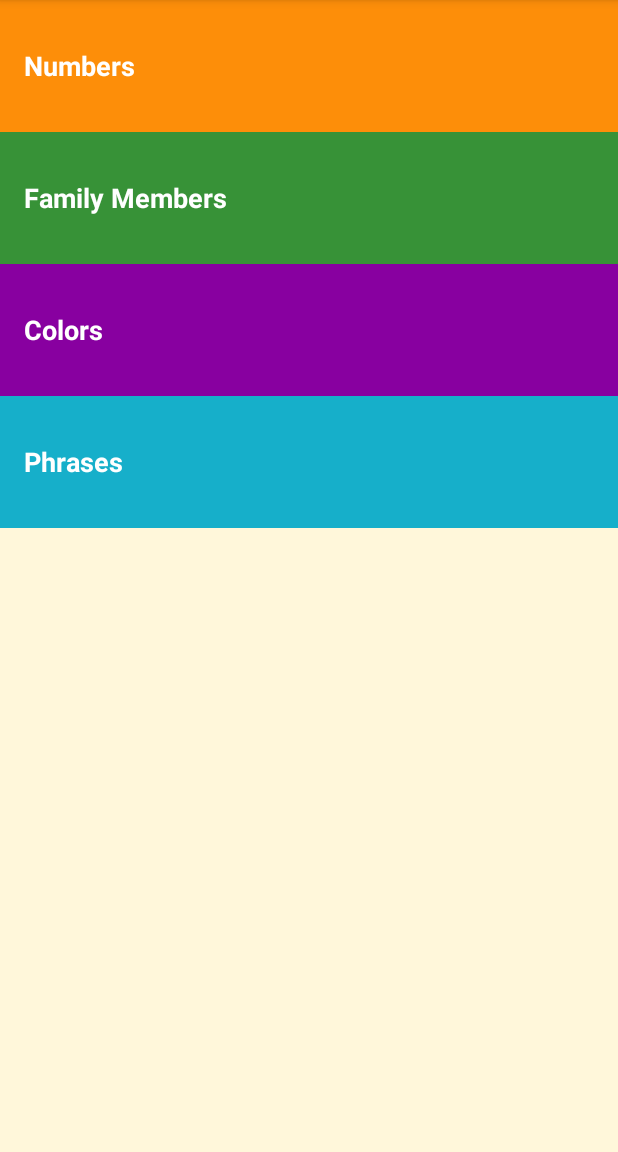
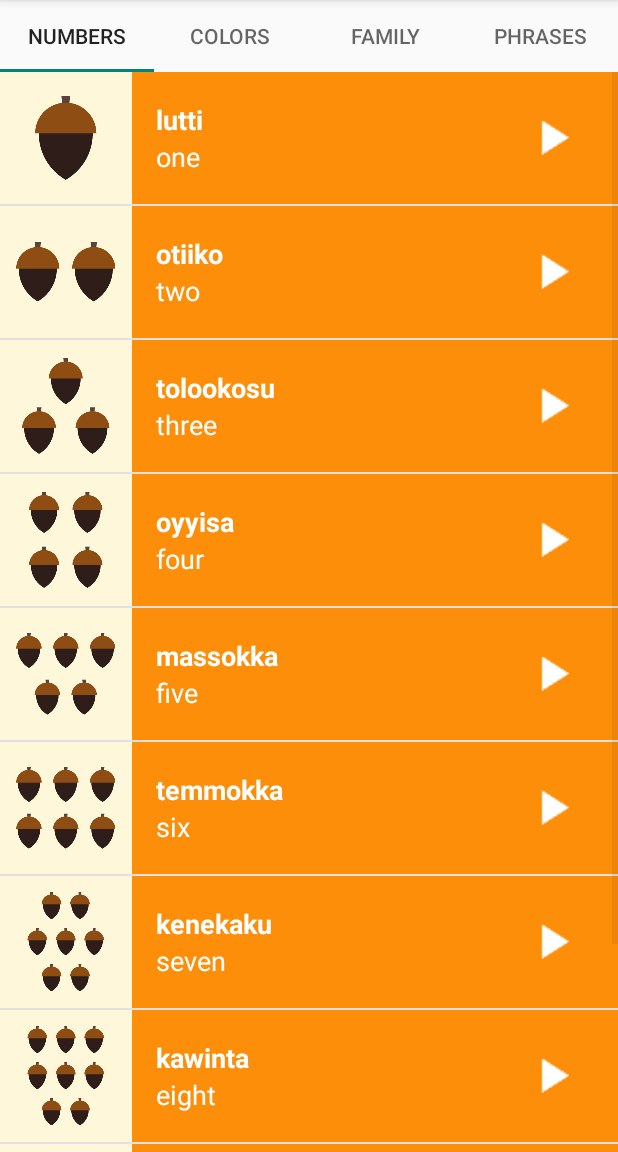
Before and after one commit to mojason-81/miwok, an Android app: the MainActivity screen opened directly, with no data from a screen before it, on a phone screen of 412 x 824 dp, the part 84-1236 px from its top. Run offline under Robolectric (Android 15) with nearby library versions, the phone set to English and light mode, and no system bars.

Commit message:
Get tabbed layout working

```diff
--- a/app/src/main/java/com/example/android/miwok/ColorsFragment.java
+++ b/app/src/main/java/com/example/android/miwok/ColorsFragment.java
@@ -12,7 +12,6 @@ import android.view.View;
 import android.view.ViewGroup;
 import android.widget.AdapterView;
 import android.widget.ListView;
-import android.widget.TextView;
 
 import java.util.ArrayList;
 
@@ -51,7 +50,6 @@ public class ColorsFragment extends Fragment {
     public ColorsFragment() {
         // Required empty public constructor
     }
-
 
     @Override
     public View onCreateView(LayoutInflater inflater, ViewGroup container,
--- a/app/src/main/java/com/example/android/miwok/FamilyFragment.java
+++ b/app/src/main/java/com/example/android/miwok/FamilyFragment.java
@@ -12,7 +12,6 @@ import android.view.View;
 import android.view.ViewGroup;
 import android.widget.AdapterView;
 import android.widget.ListView;
-import android.widget.TextView;
 
 import java.util.ArrayList;
 
@@ -20,6 +19,7 @@ import java.util.ArrayList;
  * A simple {@link Fragment} subclass.
  */
 public class FamilyFragment extends Fragment {
+
     private MediaPlayer mMediaPlayer;
     private final MediaPlayer.OnCompletionListener mCompletionListener = new MediaPlayer.OnCompletionListener() {
         @Override
@@ -51,7 +51,6 @@ public class FamilyFragment extends Fragment {
     public FamilyFragment() {
         // Required empty public constructor
     }
-
 
     @Override
     public View onCreateView(LayoutInflater inflater, ViewGroup container,
@@ -96,6 +95,12 @@ public class FamilyFragment extends Fragment {
         return rootView;
     }
 
+    @Override
+    public void onStop() {
+        super.onStop();
+        releaseMediaPlayer();
+    }
+
     private void releaseMediaPlayer() {
         if (mMediaPlayer != null) {
             mMediaPlayer.release();
--- a/app/src/main/java/com/example/android/miwok/MainActivity.java
+++ b/app/src/main/java/com/example/android/miwok/MainActivity.java
@@ -15,59 +15,25 @@
  */
 package com.example.android.miwok;
 
-import android.content.Intent;
 import android.os.Bundle;
+import android.support.design.widget.TabLayout;
+import android.support.v4.view.ViewPager;
 import android.support.v7.app.AppCompatActivity;
-import android.view.View;
-import android.widget.TextView;
-
 public class MainActivity extends AppCompatActivity {
 
     @Override
     protected void onCreate(Bundle savedInstanceState) {
         super.onCreate(savedInstanceState);
-
-        // Set the content of the activity to use the activity_main.xml layout file
         setContentView(R.layout.activity_main);
 
-        // Numbers
-        TextView numbers = (TextView) findViewById(R.id.numbers);
-        numbers.setOnClickListener(new View.OnClickListener() {
-            @Override
-            public void onClick(View view) {
-                Intent numbersIntent = new Intent(MainActivity.this, NumbersActivity.class);
-                startActivity(numbersIntent);
-            }
-        });
+        // Get the ViewPager and set it's PagerAdapter so that it can display items
+        ViewPager viewPager = (ViewPager) findViewById(R.id.viewpager);
+        viewPager.setAdapter(new MiwokFragmentPagerAdapter(getSupportFragmentManager(),
+                MainActivity.this));
 
-        // Colors
-        TextView colors = (TextView) findViewById(R.id.colors);
-        colors.setOnClickListener(new View.OnClickListener() {
-            @Override
-            public void onClick(View view) {
-                Intent colorsIntent = new Intent(MainActivity.this, ColorsActivity.class);
-                startActivity(colorsIntent);
-            }
-        });
+        // Give the TabLayout the ViewPager
+        TabLayout tabLayout = (TabLayout) findViewById(R.id.sliding_tabs);
+        tabLayout.setupWithViewPager(viewPager);
+    }
 
-        // Family
-        TextView family = (TextView) findViewById(R.id.family);
-        family.setOnClickListener(new View.OnClickListener() {
-            @Override
-            public void onClick(View view) {
-                Intent familyIntent = new Intent(MainActivity.this, FamilyActivity.class);
-                startActivity(familyIntent);
-            }
-        });
-
-        // Phrases
-        TextView phrases = (TextView) findViewById(R.id.phrases);
-        phrases.setOnClickListener(new View.OnClickListener() {
-            @Override
-            public void onClick(View view) {
-                Intent phrasesIntent = new Intent(MainActivity.this, PhrasesActivity.class);
-                startActivity(phrasesIntent);
-            }
-        });
-    }
 }
--- /dev/null
+++ b/app/src/main/java/com/example/android/miwok/MiwokFragmentPagerAdapter.java
@@ -0,0 +1,48 @@
+package com.example.android.miwok;
+
+import android.content.Context;
+import android.support.v4.app.Fragment;
+import android.support.v4.app.FragmentManager;
+import android.support.v4.app.FragmentPagerAdapter;
+
+/**
+ * Created by jason on 9/29/17.
+ */
+
+public class MiwokFragmentPagerAdapter extends FragmentPagerAdapter {
+    final int PAGE_COUNT = 4;
+    private String tabTitles[] = new String[] { "Numbers", "Colors", "Family", "Phrases" };
+    private Context mContext;
+    private Fragment mSectionFragment;
+
+    public MiwokFragmentPagerAdapter(FragmentManager fm, Context context) {
+        super(fm);
+        this.mContext = context;
+    }
+
+    @Override
+    public Fragment getItem(int position) {
+        switch (position) {
+            case 0: mSectionFragment =  new NumbersFragment();
+                break;
+            case 1: mSectionFragment =  new ColorsFragment();
+                break;
+            case 2: mSectionFragment =  new FamilyFragment();
+                break;
+            case 3: mSectionFragment =  new PhrasesFragment();
+                break;
+        }
+        return mSectionFragment;
+    }
+
+    @Override
+    public int getCount() {
+        return PAGE_COUNT;
+    }
+
+    @Override
+    public CharSequence getPageTitle(int position) {
+        // Generate title based on item position
+        return tabTitles[position];
+    }
+}
--- a/app/src/main/java/com/example/android/miwok/NumbersFragment.java
+++ b/app/src/main/java/com/example/android/miwok/NumbersFragment.java
@@ -6,10 +6,8 @@ import android.media.AudioManager;
 import android.media.MediaPlayer;
 import android.os.Bundle;
 import android.support.v4.app.Fragment;
-import android.support.v4.app.NavUtils;
 import android.util.Log;
 import android.view.LayoutInflater;
-import android.view.MenuItem;
 import android.view.View;
 import android.view.ViewGroup;
 import android.widget.AdapterView;
@@ -72,6 +70,7 @@ public class NumbersFragment extends Fragment {
 
         WordAdapter wordsAdapter = new WordAdapter(getActivity(), words, R.color.category_numbers);
         ListView listView = (ListView) rootView.findViewById(R.id.list);
+
         listView.setAdapter(wordsAdapter);
 
         listView.setOnItemClickListener(new AdapterView.OnItemClickListener() {
--- a/app/src/main/java/com/example/android/miwok/PhrasesFragment.java
+++ b/app/src/main/java/com/example/android/miwok/PhrasesFragment.java
@@ -12,7 +12,6 @@ import android.view.View;
 import android.view.ViewGroup;
 import android.widget.AdapterView;
 import android.widget.ListView;
-import android.widget.TextView;
 
 import java.util.ArrayList;
 
@@ -20,13 +19,13 @@ import java.util.ArrayList;
  * A simple {@link Fragment} subclass.
  */
 public class PhrasesFragment extends Fragment {
+
     private MediaPlayer mMediaPlayer;
     private MediaPlayer.OnCompletionListener mCompletionListener = new MediaPlayer.OnCompletionListener() {
         @Override
         public void onCompletion(MediaPlayer mediaPlayer) {
             releaseMediaPlayer();
             Log.v("PhrasesActivity", "onCompletion called.");
-            // Toast.makeText(PhrasesActivity.this, "I'm Done!", Toast.LENGTH_SHORT).show();
         }
     };
 
@@ -52,7 +51,6 @@ public class PhrasesFragment extends Fragment {
     public PhrasesFragment() {
         // Required empty public constructor
     }
-
 
     @Override
     public View onCreateView(LayoutInflater inflater, ViewGroup container,
--- a/app/src/main/res/layout/activity_main.xml
+++ b/app/src/main/res/layout/activity_main.xml
@@ -1,57 +1,21 @@
 <?xml version="1.0" encoding="utf-8"?>
 <LinearLayout xmlns:android="http://schemas.android.com/apk/res/android"
-              xmlns:tools="http://schemas.android.com/tools"
+              xmlns:app="http://schemas.android.com/apk/res-auto"
               android:layout_width="match_parent"
               android:layout_height="match_parent"
-              android:background="@color/tan_background"
-              android:orientation="vertical"
-              tools:context="com.example.android.miwok.MainActivity">
+              android:orientation="vertical">
 
-    <!-- Numbers category -->
-    <FrameLayout
+    <android.support.design.widget.TabLayout
+        android:id="@+id/sliding_tabs"
         android:layout_width="match_parent"
         android:layout_height="wrap_content"
-        android:background="@color/category_numbers">
-        <TextView
-            android:id="@+id/numbers"
-            style="@style/CategoryStyle"
-            android:background="?android:attr/selectableItemBackground"
-            android:text="@string/category_numbers" />
-    </FrameLayout>
+        app:tabMode="fixed" />
 
-    <!-- Family category -->
-    <FrameLayout
+    <android.support.v4.view.ViewPager
+        android:id="@+id/viewpager"
         android:layout_width="match_parent"
-        android:layout_height="wrap_content"
-        android:background="@color/category_family">
-        <TextView
-            android:id="@+id/family"
-            style="@style/CategoryStyle"
-            android:background="?android:attr/selectableItemBackground"
-            android:text="@string/category_family" />
-    </FrameLayout>
+        android:layout_height="0px"
+        android:layout_weight="1"
+        android:background="@android:color/white" />
 
-    <!-- Colors category -->
-    <FrameLayout
-        android:layout_width="match_parent"
-        android:layout_height="wrap_content"
-        android:background="@color/category_colors">
-        <TextView
-            android:id="@+id/colors"
-            style="@style/CategoryStyle"
-            android:background="?android:attr/selectableItemBackground"
-            android:text="@string/category_colors" />
-    </FrameLayout>
-
-    <!-- Phrases category -->
-    <FrameLayout
-        android:layout_width="match_parent"
-        android:layout_height="wrap_content"
-        android:background="@color/category_phrases">
-        <TextView
-            android:id="@+id/phrases"
-            style="@style/CategoryStyle"
-            android:background="?android:attr/selectableItemBackground"
-            android:text="@string/category_phrases" />
-    </FrameLayout>
 </LinearLayout>
```
